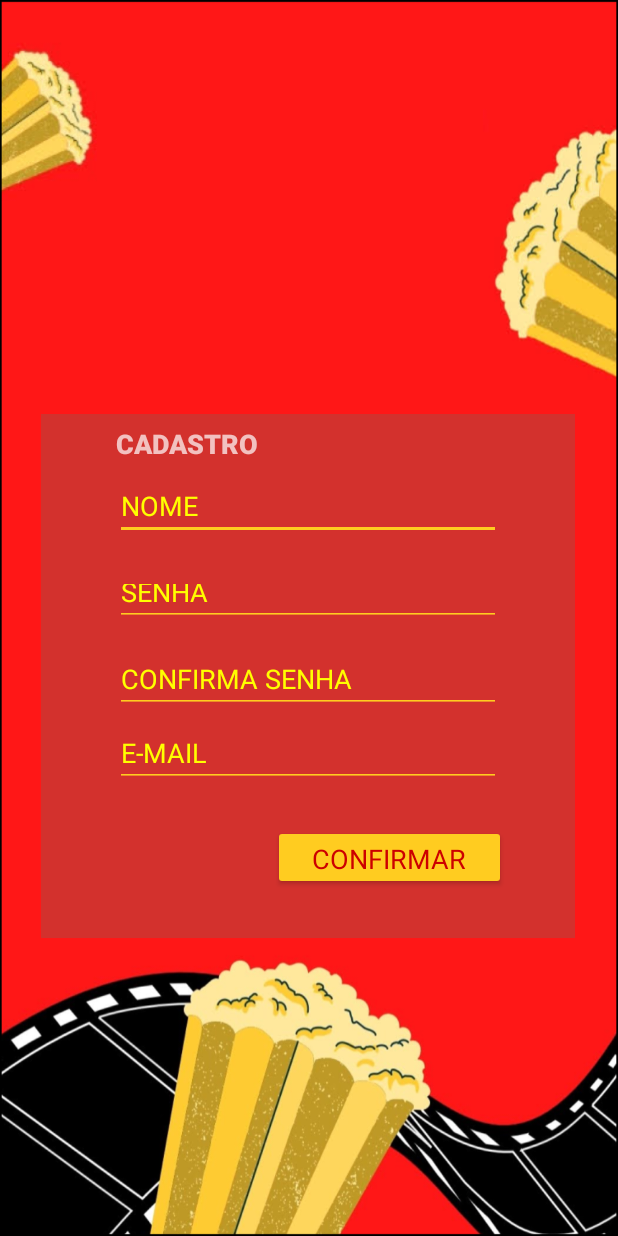
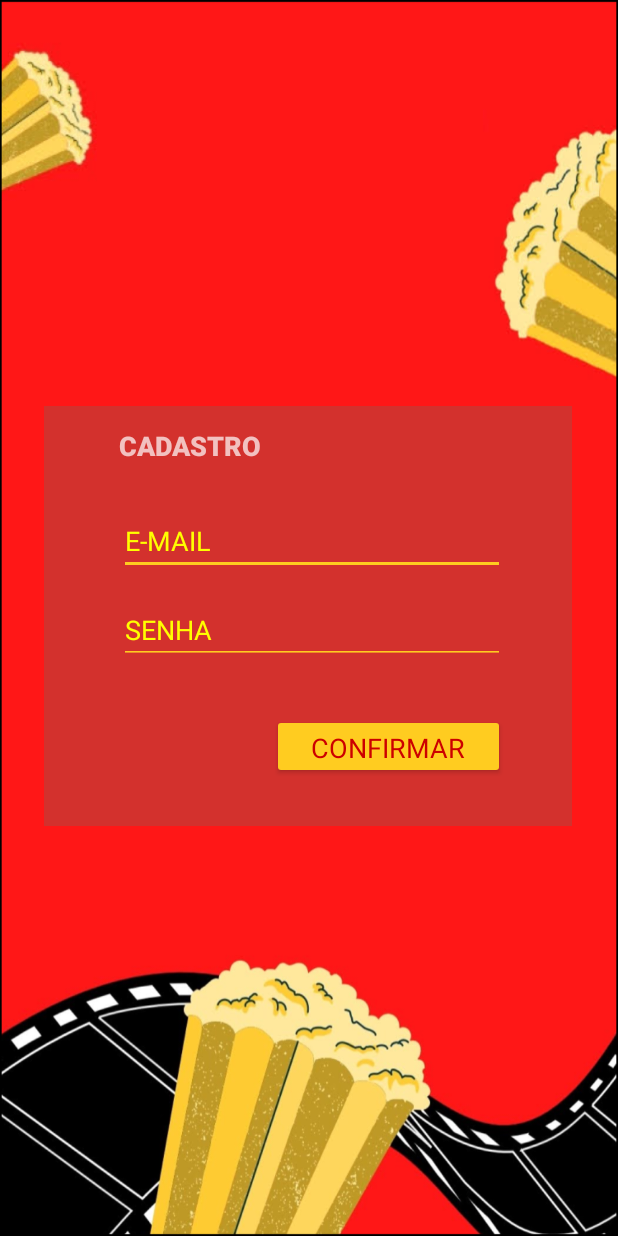
Before and after one commit to Walterharder/AppMoviePedia, an Android app: the Cadastrar screen opened directly, with no data from a screen before it, on a phone screen of 412 x 824 dp. Run offline under Robolectric (Android 15) with nearby library versions, the phone set to English and light mode, and no system bars; our stand-ins replace Firebase (no records; nobody signed in at launch, a user with empty details on screens opened directly).

Commit message:
Alteração Login e Cadastro de usuários

```diff
--- a/app/build.gradle
+++ b/app/build.gradle
@@ -45,6 +45,9 @@ dependencies {
     implementation 'androidx.navigation:navigation-ui:2.5.2'
     implementation 'com.google.android.gms:play-services-auth:19.0.0'
     implementation 'com.google.firebase:firebase-auth:21.1.0'
+    implementation 'com.google.firebase:firebase-database:20.1.0'
+    implementation 'com.google.ar.sceneform:filament-android:1.17.1'
+    implementation 'com.google.firebase:firebase-firestore:24.4.0'
     testImplementation 'junit:junit:4.13.2'
     androidTestImplementation 'androidx.test.ext:junit:1.1.3'
     androidTestImplementation 'androidx.test.espresso:espresso-core:3.4.0'
--- a/app/src/main/java/com/example/moviepedia/Cadastrar.java
+++ b/app/src/main/java/com/example/moviepedia/Cadastrar.java
@@ -1,30 +1,80 @@
 package com.example.moviepedia;
 
+import static android.content.ContentValues.TAG;
+
+import androidx.annotation.NonNull;
 import androidx.appcompat.app.AppCompatActivity;
 
-import android.content.Intent;
 import android.os.Bundle;
+import android.text.TextUtils;
+import android.util.Log;
 import android.view.View;
-import android.widget.Button;
+import android.widget.Toast;
+
+import com.example.moviepedia.databinding.ActivityCadastrarBinding;
+import com.google.android.gms.tasks.OnCompleteListener;
+import com.google.android.gms.tasks.Task;
+import com.google.firebase.auth.AuthResult;
+import com.google.firebase.auth.FirebaseAuth;
+import com.google.firebase.auth.FirebaseUser;
 
 public class Cadastrar extends AppCompatActivity {
 
-    private Button id_confirmar;
+//    private Button id_confirmar;
+    ActivityCadastrarBinding binding;
+    private FirebaseAuth mAuth;
+
 
     @Override
     protected void onCreate(Bundle savedInstanceState) {
         super.onCreate(savedInstanceState);
-        setContentView(R.layout.activity_cadastrar);
 
-        id_confirmar = findViewById(R.id.id_confirmar);
+        binding = ActivityCadastrarBinding.inflate(getLayoutInflater());
+        View view = binding.getRoot();
+        setContentView(view);
 
-        id_confirmar.setOnClickListener(new View.OnClickListener() {
-            @Override
-            public void onClick(View view) {
-                Intent id_confirmar = new Intent(Cadastrar.this, Home.class);
-                startActivity(id_confirmar);
+//        id_confirmar = findViewById(R.id.id_confirmar);
+        mAuth = FirebaseAuth.getInstance();
+
+//        id_confirmar.setOnClickListener(new View.OnClickListener() {
+//            @Override
+//            public void onClick(View view) {
+//                Intent id_confirmar = new Intent(Cadastrar.this, Home.class);
+//                startActivity(id_confirmar);
+//            }
+//        });
+
+        binding.idConfirmar.setOnClickListener(view1 -> {
+            if (TextUtils.isEmpty(binding.idEmailCadastro.getText())){
+                binding.idEmailCadastro.setError("Informe o E-mail para cadastro!");
+                Toast.makeText(getApplicationContext(),"Preencha o E-mail!", Toast.LENGTH_LONG).show();
+            } else if (TextUtils.isEmpty(binding.idSenhaCadastro.getText())){
+                binding.idSenhaCadastro.setError("Informe a senha para cadastro!");
+                Toast.makeText(getApplicationContext(),"Preencha a senha!", Toast.LENGTH_LONG).show();
+            } else {
+                criarUsuarioeSenha(binding.idEmailCadastro.getText().toString(), binding.idSenhaCadastro.getText().toString());
             }
         });
 
     }
+
+    private void criarUsuarioeSenha(String usuario, String senha){
+        mAuth.createUserWithEmailAndPassword(usuario, senha).addOnCompleteListener(this, new OnCompleteListener<AuthResult>() {
+            @Override
+            public void onComplete(@NonNull Task<AuthResult> task) {
+                if (task.isSuccessful()) {
+                    Toast.makeText(getApplicationContext(), "Usuário cadastrado com sucesso.",Toast.LENGTH_LONG).show();
+                    finish();
+                } else {
+                    Log.w(TAG, "signInWithCustomToke:failure", task.getException());
+                    Toast.makeText(getApplicationContext(), "Erro ao cadastrar usuário.", Toast.LENGTH_LONG).show();
+                }
+            }
+        });
+    }
+
+    private void limpaCampos(){
+        binding.idEmailCadastro.setText(" ");
+        binding.idSenhaCadastro.setText(" ");
+    }
 }
--- a/app/src/main/res/layout/activity_cadastrar.xml
+++ b/app/src/main/res/layout/activity_cadastrar.xml
@@ -7,10 +7,54 @@
     android:background="@drawable/inicial"
     tools:context=".Cadastrar">
 
+    <!--    <EditText-->
+<!--        android:id="@+id/id_nome"-->
+<!--        android:layout_width="257dp"-->
+<!--        android:layout_height="42dp"-->
+<!--        android:layout_marginStart="50dp"-->
+
+<!--        android:layout_marginTop="42dp"-->
+<!--        android:layout_marginEnd="50dp"-->
+<!--        android:layout_marginBottom="265dp"-->
+<!--        android:backgroundTint="#FFCC20"-->
+<!--        android:ems="10"-->
+<!--        android:hint="NOME"-->
+<!--        android:inputType="textPersonName"-->
+<!--        android:selectAllOnFocus="false"-->
+<!--        android:singleLine="false"-->
+<!--        android:textColorHint="#FFFF00"-->
+<!--        android:textSize="18sp"-->
+<!--        app:layout_constraintBottom_toBottomOf="@+id/view2"-->
+<!--        app:layout_constraintEnd_toEndOf="@+id/view2"-->
+<!--        app:layout_constraintStart_toStartOf="@+id/view2"-->
+<!--        app:layout_constraintTop_toTopOf="@+id/view2"-->
+<!--        tools:ignore="TouchTargetSizeCheck" />-->
+
+    <!--    <EditText-->
+<!--        android:id="@+id/id_confirmar_senha"-->
+<!--        android:layout_width="257dp"-->
+<!--        android:layout_height="40dp"-->
+
+<!--        android:layout_marginStart="50dp"-->
+<!--        android:layout_marginTop="159dp"-->
+<!--        android:layout_marginEnd="50dp"-->
+<!--        android:layout_marginBottom="150dp"-->
+<!--        android:backgroundTint="#FFCC20"-->
+<!--        android:ems="10"-->
+<!--        android:hint="CONFIRMA SENHA"-->
+<!--        android:inputType="textPersonName"-->
+<!--        android:textColorHint="#FFFF00"-->
+<!--        android:textSize="18sp"-->
+<!--        app:layout_constraintBottom_toBottomOf="@+id/view2"-->
+<!--        app:layout_constraintEnd_toEndOf="@+id/view2"-->
+<!--        app:layout_constraintStart_toStartOf="@+id/view2"-->
+<!--        app:layout_constraintTop_toTopOf="@+id/view2"-->
+<!--        tools:ignore="TouchTargetSizeCheck" />-->
+
     <View
         android:id="@+id/view2"
-        android:layout_width="356dp"
-        android:layout_height="349dp"
+        android:layout_width="352dp"
+        android:layout_height="280dp"
         android:layout_marginStart="22dp"
         android:layout_marginEnd="22dp"
         android:width="50dp"
@@ -18,33 +62,10 @@
         android:color="#000000"
         app:layout_constraintBottom_toBottomOf="parent"
         app:layout_constraintEnd_toEndOf="parent"
-        app:layout_constraintHorizontal_bias="0.454"
+        app:layout_constraintHorizontal_bias="0.466"
         app:layout_constraintStart_toStartOf="parent"
         app:layout_constraintTop_toTopOf="parent"
-        app:layout_constraintVertical_bias="0.581" />
-
-    <EditText
-        android:id="@+id/id_nome"
-        android:layout_width="257dp"
-        android:layout_height="42dp"
-        android:layout_marginStart="50dp"
-
-        android:layout_marginTop="42dp"
-        android:layout_marginEnd="50dp"
-        android:layout_marginBottom="265dp"
-        android:backgroundTint="#FFCC20"
-        android:ems="10"
-        android:hint="NOME"
-        android:inputType="textPersonName"
-        android:selectAllOnFocus="false"
-        android:singleLine="false"
-        android:textColorHint="#FFFF00"
-        android:textSize="18sp"
-        app:layout_constraintBottom_toBottomOf="@+id/view2"
-        app:layout_constraintEnd_toEndOf="@+id/view2"
-        app:layout_constraintStart_toStartOf="@+id/view2"
-        app:layout_constraintTop_toTopOf="@+id/view2"
-        tools:ignore="TouchTargetSizeCheck" />
+        app:layout_constraintVertical_bias="0.498" />
 
     <EditText
         android:id="@+id/id_email_cadastro"
@@ -52,9 +73,9 @@
         android:layout_height="39dp"
 
         android:layout_marginStart="50dp"
-        android:layout_marginTop="209dp"
+        android:layout_marginTop="73dp"
         android:layout_marginEnd="50dp"
-        android:layout_marginBottom="101dp"
+        android:layout_marginBottom="168dp"
         android:backgroundTint="#FFCC20"
         android:ems="10"
         android:hint="E-MAIL"
@@ -63,6 +84,7 @@
         android:textSize="18sp"
         app:layout_constraintBottom_toBottomOf="@+id/view2"
         app:layout_constraintEnd_toEndOf="@+id/view2"
+        app:layout_constraintHorizontal_bias="0.0"
         app:layout_constraintStart_toStartOf="@+id/view2"
         app:layout_constraintTop_toTopOf="@+id/view2"
         tools:ignore="TouchTargetSizeCheck,TextContrastCheck" />
@@ -70,12 +92,12 @@
     <EditText
         android:id="@+id/id_senha_cadastro"
         android:layout_width="257dp"
-        android:layout_height="38dp"
+        android:layout_height="39dp"
 
         android:layout_marginStart="50dp"
-        android:layout_marginTop="103dp"
+        android:layout_marginTop="133dp"
         android:layout_marginEnd="50dp"
-        android:layout_marginBottom="208dp"
+        android:layout_marginBottom="109dp"
         android:backgroundTint="#FFCC20"
         android:ems="10"
         android:hint="SENHA"
@@ -84,27 +106,7 @@
         android:textSize="18sp"
         app:layout_constraintBottom_toBottomOf="@+id/view2"
         app:layout_constraintEnd_toEndOf="@+id/view2"
-        app:layout_constraintStart_toStartOf="@+id/view2"
-        app:layout_constraintTop_toTopOf="@+id/view2"
-        tools:ignore="TouchTargetSizeCheck" />
-
-    <EditText
-        android:id="@+id/id_confirmar_senha"
-        android:layout_width="257dp"
-        android:layout_height="40dp"
-
-        android:layout_marginStart="50dp"
-        android:layout_marginTop="159dp"
-        android:layout_marginEnd="50dp"
-        android:layout_marginBottom="150dp"
-        android:backgroundTint="#FFCC20"
-        android:ems="10"
-        android:hint="CONFIRMA SENHA"
-        android:inputType="textPersonName"
-        android:textColorHint="#FFFF00"
-        android:textSize="18sp"
-        app:layout_constraintBottom_toBottomOf="@+id/view2"
-        app:layout_constraintEnd_toEndOf="@+id/view2"
+        app:layout_constraintHorizontal_bias="0.0"
         app:layout_constraintStart_toStartOf="@+id/view2"
         app:layout_constraintTop_toTopOf="@+id/view2"
         tools:ignore="TouchTargetSizeCheck" />
@@ -114,14 +116,15 @@
         android:layout_width="98dp"
         android:layout_height="26dp"
         android:layout_marginStart="50dp"
-        android:layout_marginTop="7dp"
+        android:layout_marginTop="14dp"
         android:layout_marginEnd="208dp"
-        android:layout_marginBottom="316dp"
+        android:layout_marginBottom="240dp"
         android:fontFamily="sans-serif-black"
         android:text="CADASTRO"
         android:textSize="18sp"
         app:layout_constraintBottom_toBottomOf="@+id/view2"
         app:layout_constraintEnd_toEndOf="@+id/view2"
+        app:layout_constraintHorizontal_bias="0.0"
         app:layout_constraintStart_toStartOf="@+id/view2"
         app:layout_constraintTop_toTopOf="@+id/view2" />
 
@@ -130,9 +133,9 @@
         android:layout_width="155dp"
         android:layout_height="43dp"
         android:layout_marginStart="205dp"
-        android:layout_marginTop="230dp"
+        android:layout_marginTop="205dp"
         android:layout_marginEnd="46dp"
-        android:layout_marginBottom="17dp"
+        android:layout_marginBottom="32dp"
         android:backgroundTint="#FFCC20"
         android:fontFamily="sans-serif"
         android:text="CONFIRMAR"
@@ -140,10 +143,9 @@
         android:textSize="18sp"
         app:layout_constraintBottom_toBottomOf="@+id/view2"
         app:layout_constraintEnd_toEndOf="@+id/view2"
-        app:layout_constraintHorizontal_bias="1.0"
+        app:layout_constraintHorizontal_bias="0.981"
         app:layout_constraintStart_toStartOf="@+id/view2"
         app:layout_constraintTop_toTopOf="@+id/view2"
-        app:layout_constraintVertical_bias="0.745"
         tools:ignore="TouchTargetSizeCheck" />
 
 </androidx.constraintlayout.widget.ConstraintLayout>
--- a/app/src/main/res/layout/app_bar_home.xml
+++ b/app/src/main/res/layout/app_bar_home.xml
@@ -18,6 +18,7 @@
             android:background="@color/red"
             app:popupTheme="@style/Theme.MoviePedia.PopupOverlay" />
 
+
     </com.google.android.material.appbar.AppBarLayout>
 
     <include layout="@layout/content_home" />
--- a/app/src/main/res/layout/fragment_sobre_app.xml
+++ b/app/src/main/res/layout/fragment_sobre_app.xml
@@ -9,7 +9,7 @@
 
 
     <Button
-        android:id="@+id/sair"
+        android:id="@+id/logout_app"
         android:layout_width="155dp"
         android:layout_height="wrap_content"
         android:gravity="center"
```
Also changed, not shown: app/src/main/java/com/example/moviepedia/Home.java (+12 -0 lines), app/src/main/java/com/example/moviepedia/Login.java (+75 -12 lines), app/src/main/java/com/example/moviepedia/ui/sobreapp/SobreAppFragment.java (+25 -35 lines), app/src/main/res/layout/activity_login.xml (+25 -26 lines), 1 other file.
